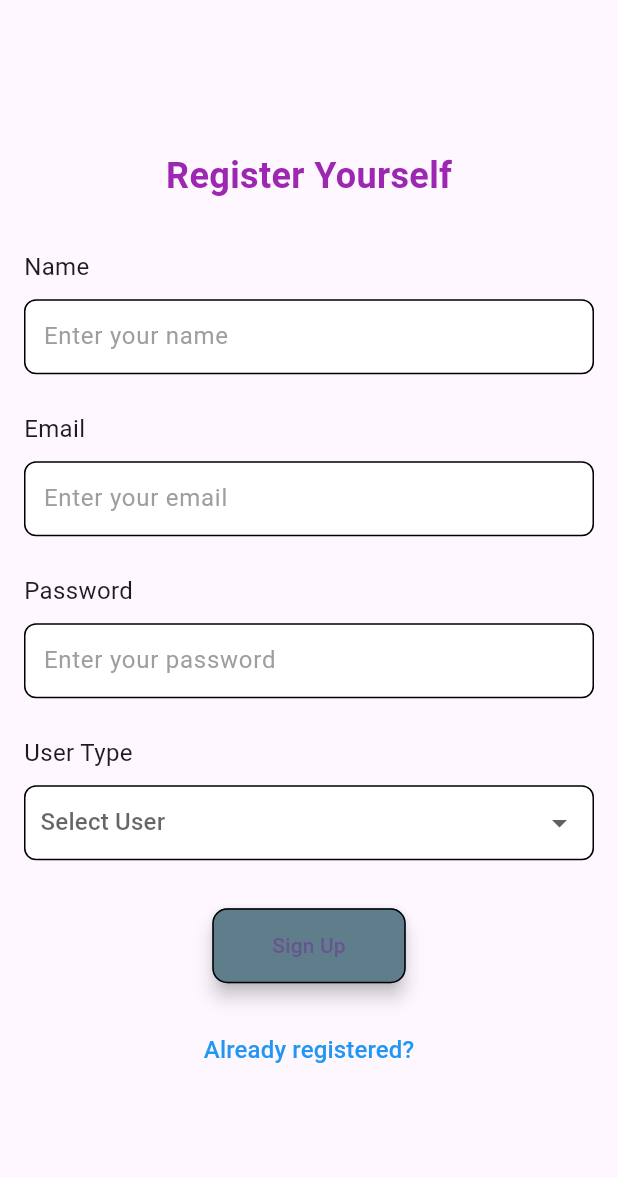
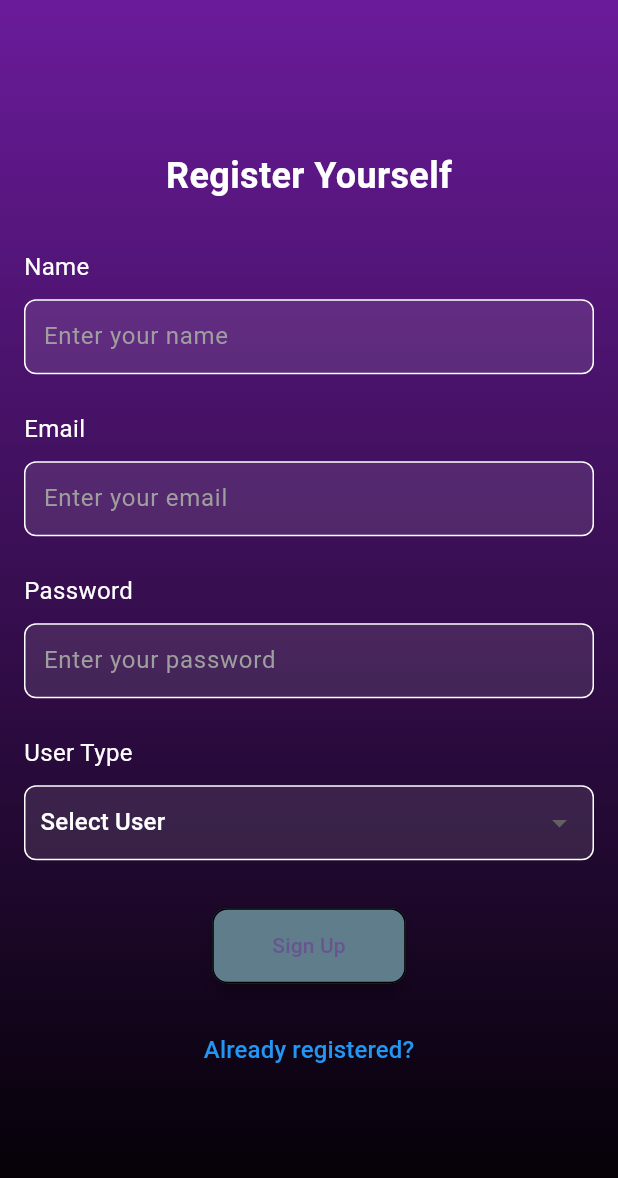
Before and after one commit to Aniket113/Hungsforbugs, a Flutter app: the screen it shows after launch, after a tap on "Register", on a phone screen of 412 x 824 dp. Shown: the top 1178 px of the screen. Run offline on Flutter 3.47's test engine with Material 3 defaults, Android fonts, the light colour scheme and no system bars; our stand-ins replace awesome_snackbar_content, cloud_firestore, cool_alert, firebase_core, image_picker, table_calendar; missing offline and left inert: firebase_app_check; accounts and stored records are empty.

Commit message:
Updated GUI and UI of login , sign in page and all pages in student login

```diff
--- a/lib/loginn.dart
+++ b/lib/loginn.dart
@@ -1,10 +1,10 @@
 import 'package:flutter/material.dart';
 import 'package:cloud_firestore/cloud_firestore.dart';
 import 'package:awesome_snackbar_content/awesome_snackbar_content.dart';
-import 'package:cool_alert/cool_alert.dart'; // Import CoolAlert package
+import 'package:cool_alert/cool_alert.dart';
 import 'package:placement1/company/company_home.dart';
 import 'package:placement1/student/home.dart';
-import 'package:placement1/signup.dart'; // Import your signup page
+import 'package:placement1/signup.dart';
 
 class LoginPage extends StatefulWidget {
   @override
@@ -36,9 +36,7 @@
             .get();
 
         if (studentSnapshot.docs.isNotEmpty) {
-          // Email and password match for student
           _showSuccessAlert('Login successful! Welcome Student!');
-          // Optionally navigate after the alert closes
           Future.delayed(Duration(seconds: 2), () {
             Navigator.pushReplacement(
               context,
@@ -46,9 +44,7 @@
             );
           });
         } else if (recruiterSnapshot.docs.isNotEmpty) {
-          // Email and password match for recruiter
           _showSuccessAlert('Login successful! Welcome Recruiter!');
-          // Optionally navigate after the alert closes
           Future.delayed(Duration(seconds: 2), () {
             Navigator.pushReplacement(
               context,
@@ -56,11 +52,9 @@
             );
           });
         } else {
-          // No match found, show error snackbar
           _showErrorSnackbar('Invalid credentials, check email or password');
         }
       } catch (e) {
-        // Handle errors
         print('Error during login: $e');
         _showErrorSnackbar('An error occurred, please try again');
       }
@@ -72,7 +66,7 @@
       context: context,
       type: CoolAlertType.success,
       text: message,
-      autoCloseDuration: const Duration(seconds: 2), // Auto close after 2 seconds
+      autoCloseDuration: const Duration(seconds: 2),
     );
   }
 
@@ -99,7 +93,15 @@
   Widget build(BuildContext context) {
     return Scaffold(
       resizeToAvoidBottomInset: true,
-      body: Padding(
+      body: Container(
+        decoration: BoxDecoration(
+          gradient: LinearGradient(
+            colors: [Colors.purple.shade800, Colors.black87],
+            begin: Alignment.topCenter,
+            end: Alignment.bottomCenter,
+          ),
+        ),
+        child: Padding(
           padding: EdgeInsets.all(16.0),
           child: Center(
             child: Form(
@@ -110,8 +112,8 @@
                   Text(
                     'Campus Placement App',
                     style: TextStyle(
-                    color: Colors.purple,
-                    fontSize: 24,
+                      color: Colors.white,
+                      fontSize: 28,
                       fontWeight: FontWeight.bold,
                     ),
                   ),
@@ -120,24 +122,24 @@
                     alignment: Alignment.centerLeft,
                     child: Text(
                       'Login ID',
-                    style: TextStyle(fontSize: 16),
+                      style: TextStyle(fontSize: 18, color: Colors.white),
                     ),
                   ),
                   SizedBox(height: 10),
                   Container(
                     decoration: BoxDecoration(
-                    color: Colors.white,
-                    border: Border.all(color: Colors.black),
+                      color: Colors.white.withOpacity(0.1),
+                      border: Border.all(color: Colors.white70),
                       borderRadius: BorderRadius.circular(8),
                     ),
                     child: TextFormField(
                       decoration: InputDecoration(
                         border: InputBorder.none,
                         hintText: 'Enter your email',
-                      hintStyle: TextStyle(color: Colors.grey),
+                        hintStyle: TextStyle(color: Colors.white70),
                         contentPadding: EdgeInsets.all(12),
                       ),
-                    style: TextStyle(color: Colors.black),
+                      style: TextStyle(color: Colors.white),
                       keyboardType: TextInputType.emailAddress,
                       validator: (value) {
                         if (value == null || value.isEmpty) {
@@ -155,24 +157,24 @@
                     alignment: Alignment.centerLeft,
                     child: Text(
                       'Password',
-                    style: TextStyle(fontSize: 16),
+                      style: TextStyle(fontSize: 18, color: Colors.white),
                     ),
                   ),
                   SizedBox(height: 10),
                   Container(
                     decoration: BoxDecoration(
-                    color: Colors.white,
-                    border: Border.all(color: Colors.black),
+                      color: Colors.white.withOpacity(0.1),
+                      border: Border.all(color: Colors.white70),
                       borderRadius: BorderRadius.circular(8),
                     ),
                     child: TextFormField(
                       decoration: InputDecoration(
                         border: InputBorder.none,
                         hintText: 'Enter your password',
-                      hintStyle: TextStyle(color: Colors.grey),
+                        hintStyle: TextStyle(color: Colors.white70),
                         contentPadding: EdgeInsets.all(12),
                       ),
-                    style: TextStyle(color: Colors.black),
+                      style: TextStyle(color: Colors.white),
                       obscureText: true,
                       validator: (value) {
                         if (value == null || value.isEmpty) {
@@ -199,21 +201,20 @@
                       elevation: 5,
                     ),
                   ),
-                SizedBox(height: 16.0), // Add space between button and register label
+                  SizedBox(height: 16.0),
                   GestureDetector(
                     onTap: () {
-                    // Navigate to the signup page
                       Navigator.push(
                         context,
-                      MaterialPageRoute(builder: (context) => SignUpPage()), // Replace with your SignupPage
+                        MaterialPageRoute(builder: (context) => SignUpPage()),
                       );
                     },
                     child: Text(
                       'Register',
                       style: TextStyle(
-                      color: Colors.blue, // Color for the Register label
+                        color: Colors.blue,
                         fontSize: 16,
-                      decoration: TextDecoration.underline, // Underline to indicate it's clickable
+                        decoration: TextDecoration.underline,
                       ),
                     ),
                   ),
@@ -222,6 +223,7 @@
             ),
           ),
         ),
+      ),
     );
   }
 }
--- a/lib/signup.dart
+++ b/lib/signup.dart
@@ -104,7 +104,15 @@
   Widget build(BuildContext context) {
     return Scaffold(
       resizeToAvoidBottomInset: true,
-      body: Padding(
+      body: Container(
+        decoration: BoxDecoration(
+          gradient: LinearGradient(
+            colors: [Colors.purple.shade800, Colors.black],
+            begin: Alignment.topCenter,
+            end: Alignment.bottomCenter,
+          ),
+        ),
+        child: Padding(
           padding: EdgeInsets.all(16.0),
           child: Center(
             child: Form(
@@ -115,7 +123,7 @@
                   Text(
                     'Register Yourself',
                     style: TextStyle(
-                    color: Colors.purple,
+                      color: Colors.white,
                       fontSize: 24,
                       fontWeight: FontWeight.bold,
                     ),
@@ -124,13 +132,13 @@
                   // Added Name Field
                   Align(
                     alignment: Alignment.centerLeft,
-                  child: Text('Name', style: TextStyle(fontSize: 16)),
+                    child: Text('Name', style: TextStyle(fontSize: 16, color: Colors.white)),
                   ),
                   SizedBox(height: 10),
                   Container(
                     decoration: BoxDecoration(
-                    color: Colors.white,
-                    border: Border.all(color: Colors.black),
+                      color: Colors.white.withOpacity(0.1),
+                      border: Border.all(color: Colors.white),
                       borderRadius: BorderRadius.circular(8),
                     ),
                     child: TextFormField(
@@ -140,7 +148,7 @@
                         hintStyle: TextStyle(color: Colors.grey),
                         contentPadding: EdgeInsets.all(12),
                       ),
-                    style: TextStyle(color: Colors.black),
+                      style: TextStyle(color: Colors.white),
                       validator: (value) {
                         if (value == null || value.isEmpty) {
                           return 'Please enter your name';
@@ -148,20 +156,20 @@
                         return null;
                       },
                       onSaved: (value) {
-                      _name = value!; // Save name to variable
+                        _name = value!;
                       },
                     ),
                   ),
                   SizedBox(height: 25.0),
                   Align(
                     alignment: Alignment.centerLeft,
-                  child: Text('Email', style: TextStyle(fontSize: 16)),
+                    child: Text('Email', style: TextStyle(fontSize: 16, color: Colors.white)),
                   ),
                   SizedBox(height: 10),
                   Container(
                     decoration: BoxDecoration(
-                    color: Colors.white,
-                    border: Border.all(color: Colors.black),
+                      color: Colors.white.withOpacity(0.1),
+                      border: Border.all(color: Colors.white),
                       borderRadius: BorderRadius.circular(8),
                     ),
                     child: TextFormField(
@@ -171,7 +179,7 @@
                         hintStyle: TextStyle(color: Colors.grey),
                         contentPadding: EdgeInsets.all(12),
                       ),
-                    style: TextStyle(color: Colors.black),
+                      style: TextStyle(color: Colors.white),
                       keyboardType: TextInputType.emailAddress,
                       validator: (value) {
                         if (value == null || value.isEmpty) {
@@ -187,13 +195,13 @@
                   SizedBox(height: 25.0),
                   Align(
                     alignment: Alignment.centerLeft,
-                  child: Text('Password', style: TextStyle(fontSize: 16)),
+                    child: Text('Password', style: TextStyle(fontSize: 16, color: Colors.white)),
                   ),
                   SizedBox(height: 10),
                   Container(
                     decoration: BoxDecoration(
-                    color: Colors.white,
-                    border: Border.all(color: Colors.black),
+                      color: Colors.white.withOpacity(0.1),
+                      border: Border.all(color: Colors.white),
                       borderRadius: BorderRadius.circular(8),
                     ),
                     child: TextFormField(
@@ -203,7 +211,7 @@
                         hintStyle: TextStyle(color: Colors.grey),
                         contentPadding: EdgeInsets.all(12),
                       ),
-                    style: TextStyle(color: Colors.black),
+                      style: TextStyle(color: Colors.white),
                       obscureText: true,
                       validator: (value) {
                         if (value == null || value.isEmpty) {
@@ -219,24 +227,25 @@
                   SizedBox(height: 25.0),
                   Align(
                     alignment: Alignment.centerLeft,
-                  child: Text('User Type', style: TextStyle(fontSize: 16)),
+                    child: Text('User Type', style: TextStyle(fontSize: 16, color: Colors.white)),
                   ),
                   SizedBox(height: 10),
                   Container(
                     padding: EdgeInsets.symmetric(horizontal: 10),
                     decoration: BoxDecoration(
-                    color: Colors.white,
-                    border: Border.all(color: Colors.black),
+                      color: Colors.white.withOpacity(0.1),
+                      border: Border.all(color: Colors.white),
                       borderRadius: BorderRadius.circular(8),
                     ),
                     child: DropdownButtonFormField<String>(
-                    hint: Text('Select User'),
+                      hint: Text('Select User', style: TextStyle(color: Colors.white)),
                       value: _userType,
                       decoration: InputDecoration(border: InputBorder.none),
+                      dropdownColor: Colors.black,
                       items: ['Student', 'Recruiter'].map((userType) {
                         return DropdownMenuItem(
                           value: userType,
-                        child: Text(userType),
+                          child: Text(userType, style: TextStyle(color: Colors.white)),
                         );
                       }).toList(),
                       onChanged: (value) {
@@ -288,6 +297,7 @@
             ),
           ),
         ),
+      ),
     );
   }
 }
```
Also changed, not shown: lib/student/home.dart (+96 -38 lines), pubspec.lock, 1 other file. Lines whose indentation alone changed are shown as unchanged.
